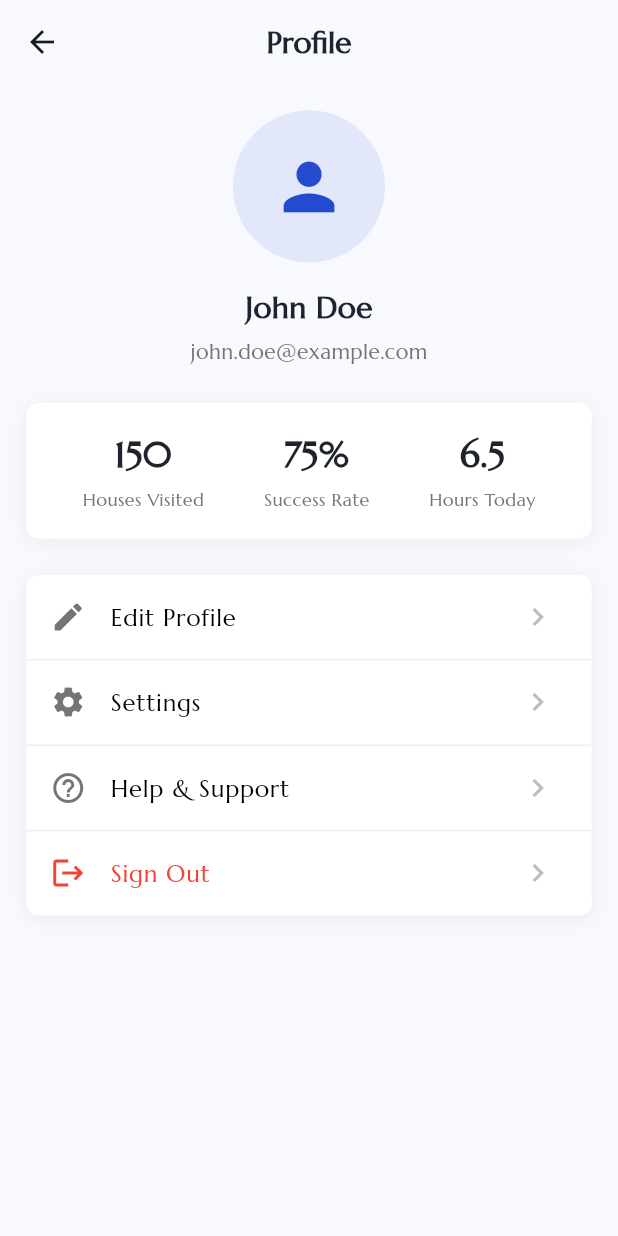
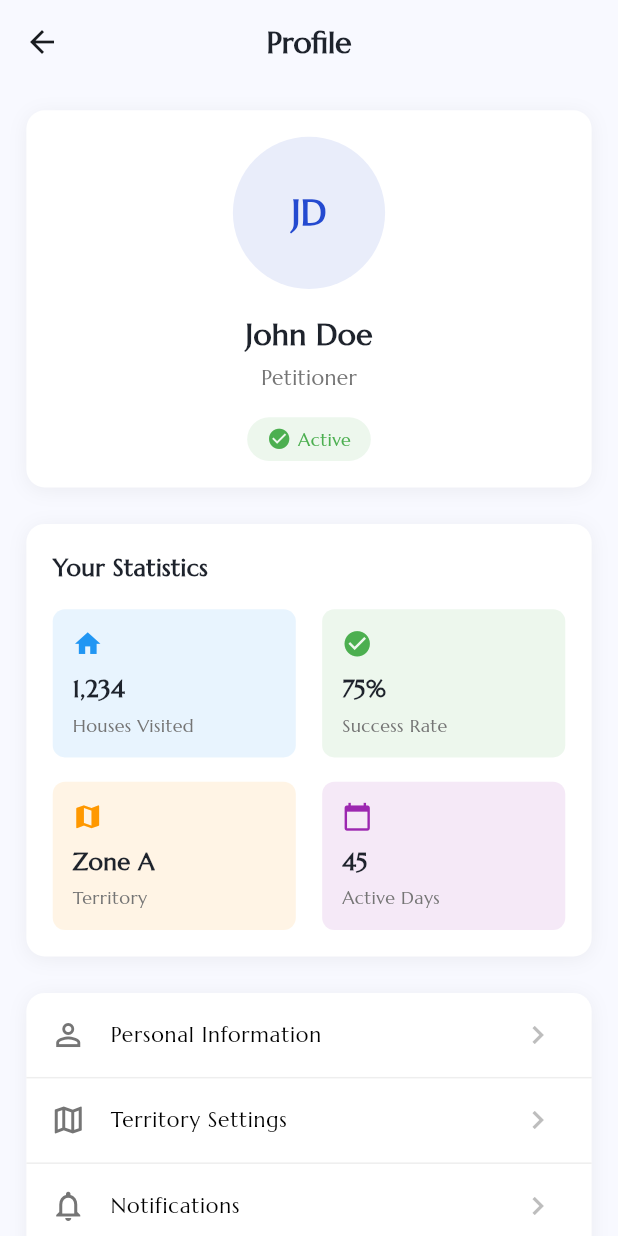
Before and after one commit to Jossyboydgenius/Ballot-Access-Pro, a Flutter app: the ProfileView screen opened directly, on a phone screen of 412 x 824 dp. Run offline on Flutter 3.47's test engine with Material 3 defaults, Android fonts, the phone set to English and light mode, and no system bars; our stand-ins replace flutter_screenutil, flutter_svg.

Commit message:
Refactor ProfileView to improve UI structure and enhance readability. Removed unused imports, updated widget names for clarity, and redesigned profile header and statistics sections for better visual appeal and user engagement. This change streamlines the code and enhances the overall user experience.

```diff
--- a/lib/ui/views/petitioner/profile_view.dart
+++ b/lib/ui/views/petitioner/profile_view.dart
@@ -2,7 +2,6 @@ import 'package:flutter/material.dart';
 import 'package:flutter_screenutil/flutter_screenutil.dart';
 import 'package:ballot_access_pro/shared/constants/app_colors.dart';
 import 'package:ballot_access_pro/shared/styles/app_text_style.dart';
-import 'package:ballot_access_pro/shared/utils/app_sizer.dart';
 import 'package:ballot_access_pro/shared/navigation/app_routes.dart';
 import 'package:ballot_access_pro/shared/navigation/navigation_service.dart';
 
@@ -11,8 +10,6 @@ class ProfileView extends StatelessWidget {
 
   @override
   Widget build(BuildContext context) {
-    AppDimension.init(context);
-
     return Scaffold(
       appBar: AppBar(
         title: Text(
@@ -29,9 +26,9 @@ class ProfileView extends StatelessWidget {
           children: [
             _buildProfileHeader(),
             SizedBox(height: 24.h),
-            _buildStats(),
+            _buildStatisticsSection(),
             SizedBox(height: 24.h),
-            _buildMenuItems(),
+            _buildMenuSection(),
           ],
         ),
       ),
@@ -39,15 +36,30 @@ class ProfileView extends StatelessWidget {
   }
 
   Widget _buildProfileHeader() {
-    return Column(
+    return Container(
+      width: double.infinity,
+      padding: EdgeInsets.all(16.w),
+      decoration: BoxDecoration(
+        color: Colors.white,
+        borderRadius: BorderRadius.circular(12.r),
+        boxShadow: [
+          BoxShadow(
+            color: Colors.black.withOpacity(0.05),
+            blurRadius: 10,
+            offset: const Offset(0, 2),
+          ),
+        ],
+      ),
+      child: Column(
         children: [
           CircleAvatar(
             radius: 50.r,
             backgroundColor: AppColors.primary.withOpacity(0.1),
-          child: Icon(
-            Icons.person,
-            size: 50.r,
+            child: Text(
+              'JD',
+              style: AppTextStyle.bold24.copyWith(
                 color: AppColors.primary,
+              ),
             ),
           ),
           SizedBox(height: 16.h),
@@ -57,21 +69,50 @@ class ProfileView extends StatelessWidget {
           ),
           SizedBox(height: 4.h),
           Text(
-          'john.doe@example.com',
+            'Petitioner',
             style: AppTextStyle.regular14.copyWith(
               color: Colors.grey[600],
             ),
           ),
+          SizedBox(height: 16.h),
+          Container(
+            padding: EdgeInsets.symmetric(
+              horizontal: 12.w,
+              vertical: 6.h,
+            ),
+            decoration: BoxDecoration(
+              color: Colors.green.withOpacity(0.1),
+              borderRadius: BorderRadius.circular(20.r),
+            ),
+            child: Row(
+              mainAxisSize: MainAxisSize.min,
+              children: [
+                Icon(
+                  Icons.check_circle,
+                  color: Colors.green,
+                  size: 16.r,
+                ),
+                SizedBox(width: 4.w),
+                Text(
+                  'Active',
+                  style: AppTextStyle.regular12.copyWith(
+                    color: Colors.green,
+                  ),
+                ),
               ],
+            ),
+          ),
+        ],
+      ),
     );
   }
 
-  Widget _buildStats() {
+  Widget _buildStatisticsSection() {
     return Container(
       padding: EdgeInsets.all(16.w),
       decoration: BoxDecoration(
         color: Colors.white,
-        borderRadius: BorderRadius.circular(8.r),
+        borderRadius: BorderRadius.circular(12.r),
         boxShadow: [
           BoxShadow(
             color: Colors.black.withOpacity(0.05),
@@ -80,40 +121,100 @@ class ProfileView extends StatelessWidget {
           ),
         ],
       ),
-      child: Row(
-        mainAxisAlignment: MainAxisAlignment.spaceAround,
+      child: Column(
+        crossAxisAlignment: CrossAxisAlignment.start,
         children: [
-          _buildStatItem('Houses Visited', '150'),
-          _buildStatItem('Success Rate', '75%'),
-          _buildStatItem('Hours Today', '6.5'),
+          Text(
+            'Your Statistics',
+            style: AppTextStyle.semibold16,
+          ),
+          SizedBox(height: 16.h),
+          Row(
+            children: [
+              Expanded(
+                child: _buildStatItem(
+                  'Houses Visited',
+                  '1,234',
+                  Icons.home,
+                  Colors.blue,
+                ),
+              ),
+              SizedBox(width: 16.w),
+              Expanded(
+                child: _buildStatItem(
+                  'Success Rate',
+                  '75%',
+                  Icons.check_circle,
+                  Colors.green,
+                ),
+              ),
+            ],
+          ),
+          SizedBox(height: 16.h),
+          Row(
+            children: [
+              Expanded(
+                child: _buildStatItem(
+                  'Territory',
+                  'Zone A',
+                  Icons.map,
+                  Colors.orange,
+                ),
+              ),
+              SizedBox(width: 16.w),
+              Expanded(
+                child: _buildStatItem(
+                  'Active Days',
+                  '45',
+                  Icons.calendar_today,
+                  Colors.purple,
+                ),
+              ),
+            ],
+          ),
         ],
       ),
     );
   }
 
-  Widget _buildStatItem(String label, String value) {
-    return Column(
+  Widget _buildStatItem(
+    String title,
+    String value,
+    IconData icon,
+    Color color,
+  ) {
+    return Container(
+      padding: EdgeInsets.all(12.w),
+      decoration: BoxDecoration(
+        color: color.withOpacity(0.1),
+        borderRadius: BorderRadius.circular(8.r),
+      ),
+      child: Column(
+        crossAxisAlignment: CrossAxisAlignment.start,
         children: [
+          Icon(icon, color: color, size: 20.r),
+          SizedBox(height: 8.h),
           Text(
             value,
-          style: AppTextStyle.bold24,
+            style: AppTextStyle.bold16,
           ),
           SizedBox(height: 4.h),
           Text(
-          label,
+            title,
             style: AppTextStyle.regular12.copyWith(
               color: Colors.grey[600],
             ),
           ),
         ],
+      ),
     );
   }
 
-  Widget _buildMenuItems() {
+  Widget _buildMenuSection() {
     return Container(
       decoration: BoxDecoration(
         color: Colors.white,
-        borderRadius: BorderRadius.circular(8.r),
+        borderRadius: BorderRadius.circular(12.r),
         boxShadow: [
           BoxShadow(
             color: Colors.black.withOpacity(0.05),
@@ -125,18 +226,26 @@ class ProfileView extends StatelessWidget {
       child: Column(
         children: [
           _buildMenuItem(
-            'Edit Profile',
-            Icons.edit,
+            'Personal Information',
+            Icons.person_outline,
             onTap: () {
-              // TODO: Navigate to edit profile
+              // TODO: Navigate to personal information screen
             },
           ),
           _buildDivider(),
           _buildMenuItem(
-            'Settings',
-            Icons.settings,
+            'Territory Settings',
+            Icons.map_outlined,
             onTap: () {
-              // TODO: Navigate to settings
+              // TODO: Navigate to territory settings screen
+            },
+          ),
+          _buildDivider(),
+          _buildMenuItem(
+            'Notifications',
+            Icons.notifications_outlined,
+            onTap: () {
+              // TODO: Navigate to notifications screen
             },
           ),
           _buildDivider(),
@@ -144,14 +253,14 @@ class ProfileView extends StatelessWidget {
             'Help & Support',
             Icons.help_outline,
             onTap: () {
-              // TODO: Navigate to help
+              // TODO: Navigate to help screen
             },
           ),
           _buildDivider(),
           _buildMenuItem(
             'Sign Out',
             Icons.logout,
-            isDestructive: true,
+            color: Colors.red,
             onTap: () {
               NavigationService.pushReplacementNamed(AppRoutes.signInView);
             },
@@ -164,18 +273,18 @@ class ProfileView extends StatelessWidget {
   Widget _buildMenuItem(
     String title,
     IconData icon, {
-    bool isDestructive = false,
+    Color? color,
     VoidCallback? onTap,
   }) {
     return ListTile(
       leading: Icon(
         icon,
-        color: isDestructive ? Colors.red : Colors.grey[600],
+        color: color ?? Colors.grey[600],
       ),
       title: Text(
         title,
-        style: AppTextStyle.regular16.copyWith(
-          color: isDestructive ? Colors.red : Colors.black,
+        style: AppTextStyle.regular14.copyWith(
+          color: color ?? Colors.black,
         ),
       ),
       trailing: Icon(
```
Lines whose indentation alone changed are shown as unchanged.
